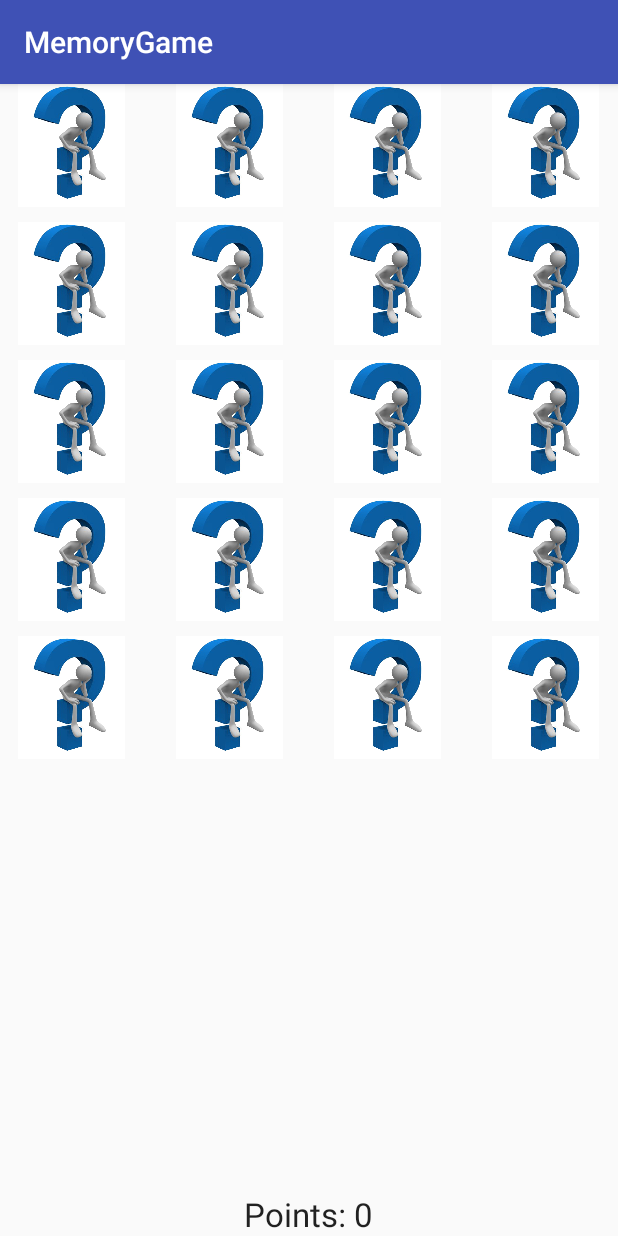
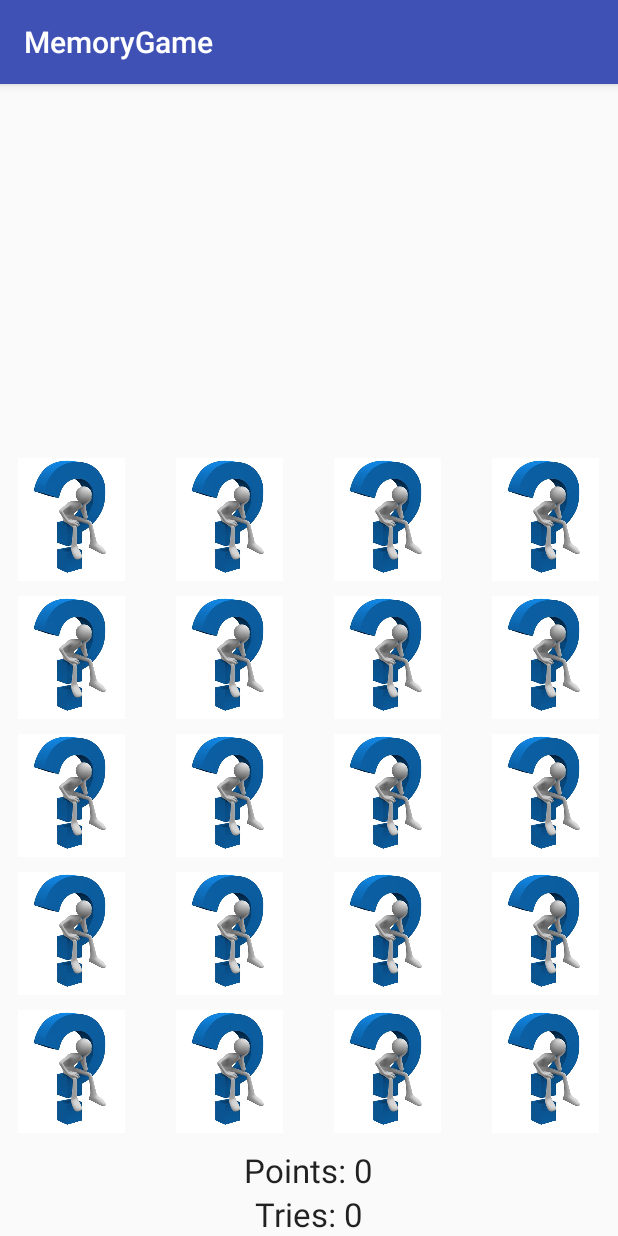
Before and after one commit to SJSU-CS175-Fall2016/memory-game-pontusarfwedson, an Android app: the PlayActivity screen opened directly, with no data from a screen before it, on a phone screen of 412 x 824 dp. Run offline under Robolectric (Android 15) with nearby library versions, the phone set to English and light mode, and no system bars.

Commit message:
Added tries and points + finetuning

```diff
--- a/app/src/main/java/com/example/pontusarfwedson/memorygame/PlayActivity.java
+++ b/app/src/main/java/com/example/pontusarfwedson/memorygame/PlayActivity.java
@@ -21,12 +21,14 @@ import android.widget.TextView;
 
 import java.util.ArrayList;
 import java.util.Arrays;
+import java.util.Timer;
+import java.util.TimerTask;
 
 public class PlayActivity extends AppCompatActivity {
 
     private GridView cardsLayout;
     private ImageAdapter imgAd;
-    private TextView pointsTxt;
+    private TextView pointsTxt, tryTxt;
     private Resources res;
     private boolean clickedOne = false;
     private boolean allowedToClick = true;
@@ -34,7 +36,7 @@ public class PlayActivity extends AppCompatActivity {
     public int pictureVisibility[];
     private int lastPicId;
     private int lastPicPos;
-    private int points = 0;
+    private int points = 0, tries = 0;
     private int currPos;
     Context mContext;
 
@@ -42,6 +44,7 @@ public class PlayActivity extends AppCompatActivity {
     private final String SHARED_PREF_ID_TAG = "id";
     private final String SHARED_PREF_VIS_TAG = "vis";
     private final String SHARED_PREF_POINTS_TAG = "pts";
+    private final String SHARED_PREF_TRIES_TAG = "tries";
 
     private Integer[] mThumbIds = {
             R.drawable.aladdin,
@@ -61,11 +64,9 @@ public class PlayActivity extends AppCompatActivity {
     protected void onCreate(Bundle savedInstanceState) {
         super.onCreate(savedInstanceState);
         setContentView(R.layout.activity_play);
-
+        initializeRes();
         Log.d("PlayActivity:", "onCreate!");
 
-        pictureVisibility = new int[20];
-        pictureIds = new ArrayList<Integer>();
 
 
             SharedPreferences sharedPref = this.getPreferences(Context.MODE_PRIVATE);
@@ -85,6 +86,7 @@ public class PlayActivity extends AppCompatActivity {
                     pictureVisibility[i] = sharedPref.getInt(SHARED_PREF_VIS_TAG + i, 1);
                 }
                 points = sharedPref.getInt(SHARED_PREF_POINTS_TAG, 0);
+                tries = sharedPref.getInt(SHARED_PREF_TRIES_TAG, 0);
             }
 
 
@@ -149,6 +151,7 @@ public class PlayActivity extends AppCompatActivity {
         outState.putIntegerArrayList(SHARED_PREF_ID_TAG, pictureIds);
         outState.putIntArray(SHARED_PREF_VIS_TAG, pictureVisibility);
         outState.putInt(SHARED_PREF_POINTS_TAG, points);
+        outState.putInt(SHARED_PREF_TRIES_TAG, tries);
     }
 
     @Override
@@ -158,6 +161,7 @@ public class PlayActivity extends AppCompatActivity {
         pictureIds = savedInstanceState.getIntegerArrayList(SHARED_PREF_ID_TAG);
         pictureVisibility = savedInstanceState.getIntArray(SHARED_PREF_VIS_TAG);
         points = savedInstanceState.getInt(SHARED_PREF_POINTS_TAG);
+        tries = savedInstanceState.getInt(SHARED_PREF_TRIES_TAG);
         initializeAll();
     }
 
@@ -167,6 +171,9 @@ public class PlayActivity extends AppCompatActivity {
      ***************************************************************************/
 
 
+    /**
+     * Method to save the current data into shared preferences.
+     */
     private void saveCurrentData()
     {
         Log.d("PlayActivity", "SAVING STATE to shared pref");
@@ -179,9 +186,13 @@ public class PlayActivity extends AppCompatActivity {
 
         }
         editor.putInt(SHARED_PREF_POINTS_TAG, points);
+        editor.putInt(SHARED_PREF_TRIES_TAG, tries);
         editor.commit();
     }
 
+    /**
+     * Method to clear the shared preferences of all its data.
+     */
     private void clearSharedPref()
     {
         Log.d("PlayActivity: ", "CLEARING shared pref!");
@@ -192,30 +203,49 @@ public class PlayActivity extends AppCompatActivity {
     }
 
 
+    /**
+     * Method invoked when initializing new game. Will reset and re-randomize all images.
+     */
     private void newGameInit()
     {
         clearSharedPref();
         pictureIds = randomizePictures();
         Arrays.fill(pictureVisibility, 1);
         points = 0;
+        tries = 0;
     }
-    private void initializeAll()
+
+
+
+    /**
+     * Initializing the used resources.
+     */
+    private void initializeRes()
     {
         cardsLayout = (GridView) findViewById(R.id.gridCardsLayout);
         pointsTxt = (TextView) findViewById(R.id.txtPoints);
+        tryTxt = (TextView) findViewById(R.id.txtTry);
         res = getResources();
+        pictureVisibility = new int[20];
+        pictureIds = new ArrayList<Integer>();
+    }
+
+    /**
+     * Initializing everything but the resources. Currently uses handler for a delayed post, not desirable.
+     */
+    private void initializeAll()
+    {
         pointsTxt.setText(res.getString(R.string.points_str, points));
+        tryTxt.setText(res.getString(R.string.try_str, tries));
         mContext = this;
 
         imgAd = new ImageAdapter(this, pictureIds);
         cardsLayout.setAdapter(imgAd);
         cardsLayout.setClickable(true);
-
-
         setCardClickListener();
 
         //Using handler to invoke small delay before setting images to invisible. Otherwise imageViews have not enough
-        //time to initialize.
+        //time to initialize. Bad implementation but not sure how to fix this without too much of a workaround.
         final Handler handler = new Handler();
         handler.postDelayed(new Runnable() {
             @Override
@@ -226,7 +256,9 @@ public class PlayActivity extends AppCompatActivity {
     }
 
 
-
+    /**
+     * Setting the tiles to invisible if already chosen. Controlled by the instance variable pictureInvisibility.
+     */
     private void setDoneToInvisible()
     {
         Log.d("PlayActivity:", "setDoneToInvisible");
@@ -243,6 +275,10 @@ public class PlayActivity extends AppCompatActivity {
     }
 
 
+    /**
+     * Method that randomizes the pictures with two of every one defined in mThumdIds.
+     * @return ArrayList containing all the new randomized pictures to be used when setting up views.
+     */
     private ArrayList<Integer> randomizePictures() {
         ArrayList<Integer> allImagesTwice = new ArrayList<Integer>();
         for (int i = 0; i < 2; i++) {
@@ -269,6 +305,10 @@ public class PlayActivity extends AppCompatActivity {
     /***********************************************************************************
     ********************* Method handling clicking on tiles
      ***********************************************************************************/
+
+    /**
+     * Setting the onItemClickListener for the tiles and defining the onClick implementation.
+     */
     private void setCardClickListener()
     {
 
@@ -289,6 +329,7 @@ public class PlayActivity extends AppCompatActivity {
                         lastPicPos = position;
                         clickedOne = true;
                     } else {
+                        tryTxt.setText(res.getString(R.string.try_str, ++tries));
                         clickedOne = false;
                         if (lastPicId == imgAd.randPicIds.get(position) && position != lastPicPos) {
                             clickedOne = false;
@@ -317,11 +358,9 @@ public class PlayActivity extends AppCompatActivity {
     }
 
 
-
-
-    /********************************************************************************************************************
-     *********** Methods to set 2 tiles to Qmark/invisible after 1 second (and making grid unclickable)
-     *********************************************************************************************************************/
+    /**
+     * Method to set two clicked tiles back to questionmark.
+     */
 
     private void setToQmarkDelayed()
     {
@@ -331,6 +370,9 @@ public class PlayActivity extends AppCompatActivity {
         imgAd.getImageView(currPos).postDelayed(setClickable, 1000);
     }
 
+    /**
+     * Method to set two clicked tiles to invisible.
+     */
     private void setToInvisibleDelayed()
     {
         imgAd.getImageView(lastPicPos).postDelayed(setInviLast, 1000);
@@ -345,10 +387,15 @@ public class PlayActivity extends AppCompatActivity {
     /***********************************************************************************
     ***************************** ALERT DIALOGS
      ***********************************************************************************/
+
+    /**
+     * Method to create, define and show the alert dialog used when finishing the game.
+     */
     private void handleWin()
     {
         AlertDialog.Builder builder = new AlertDialog.Builder(this);
-        builder.setMessage(R.string.dialog_congrats_str);
+       // builder.setMessage(R.string.dialog_congrats_str);
+        builder.setMessage(res.getString(R.string.dialog_congrats_str, (int)(1000./tries))); //If makes it in 10 tries, score is 100. The more tries, the lower score.
         builder.setPositiveButton(R.string.dialog_ok_str, new DialogInterface.OnClickListener() {
             public void onClick(DialogInterface dialog, int id) {
                 newGameInit();
@@ -367,6 +414,9 @@ public class PlayActivity extends AppCompatActivity {
 
     }
 
+    /**
+     * Method used to create, define and show the alert dialog used when starting new game with saved data.
+     */
     private void handleSavedGame()
     {
 
@@ -428,6 +478,9 @@ public class PlayActivity extends AppCompatActivity {
         }
     };
 
+    /**
+     * Runnable to set current clicked tile to invisible
+     */
     Runnable setInviCurr = new Runnable() {
         @Override
         public void run() {
@@ -435,6 +488,9 @@ public class PlayActivity extends AppCompatActivity {
         }
     };
 
+    /**
+     * Runnable to set last clicked tile to invisible.
+     */
     Runnable setInviLast = new Runnable() {
         @Override
         public void run() {
@@ -448,8 +504,6 @@ public class PlayActivity extends AppCompatActivity {
             setDoneToInvisible();
         }
     };
-
-
 
 
 
@@ -488,7 +542,6 @@ public class PlayActivity extends AppCompatActivity {
             mContext = c;
             randPicIds = picIds;
         }
-
         public int getCount() {
             return mThumbIds.length * 2;
         }
--- a/app/src/main/res/layout/activity_play.xml
+++ b/app/src/main/res/layout/activity_play.xml
@@ -6,21 +6,32 @@
     <GridView
         android:id="@+id/gridCardsLayout"
         android:layout_width="match_parent"
-        android:layout_height="match_parent"
+        android:layout_height="wrap_content"
         android:columnWidth="90dp"
         android:numColumns="4"
         android:verticalSpacing="10dp"
         android:horizontalSpacing="10dp"
         android:stretchMode="columnWidth"
         android:gravity="center"
+        android:layout_above="@+id/txtPoints"
+        android:layout_marginBottom="10dp"
         />
 
     <TextView
         android:layout_width="wrap_content"
         android:layout_height="wrap_content"
         android:textAppearance="?android:attr/textAppearanceLarge"
-        android:text=""
+        android:text="Points: "
         android:id="@+id/txtPoints"
+        android:layout_above="@+id/txtTry"
+        android:layout_centerHorizontal="true" />
+
+    <TextView
+        android:layout_width="wrap_content"
+        android:layout_height="wrap_content"
+        android:textAppearance="?android:attr/textAppearanceLarge"
+        android:text="Tries: "
+        android:id="@+id/txtTry"
         android:layout_alignParentBottom="true"
         android:layout_centerHorizontal="true" />
 
--- a/app/src/main/res/values/strings.xml
+++ b/app/src/main/res/values/strings.xml
@@ -3,8 +3,9 @@
     <string name="play_btn">PLAY</string>
     <string name="rules_btn">RULES</string>
     <string name="points_str">Points: %1$d</string>
+    <string name="try_str">Tries: %1$d</string>
 
-    <string name="dialog_congrats_str">Congratulations, you won! Play again?</string>
+    <string name="dialog_congrats_str">You finished! Score was %1$d. Play again?</string>
     <string name="dialog_saved_game_str">Old game saved, continue?</string>
     <string name="dialog_ok_str">OK</string>
     <string name="dialog_no_str">NO</string>
@@ -17,5 +18,6 @@
     <string name="rules_three">3. If the two tiles have matching images, they disappear (Use a check or something to indicate its already matched). The user gets a point.</string>
     <string name="rules_four">4. If the two tiles do NOT have matching images, they flip over to being tiles again (flip animation not required).</string>
     <string name="rules_five">5. Hitting the back soft key while playing will take the user back to the first screen (happens automatically). Trying to play should restore the playing activity to the previous state (may need some state handling). That is, if I hit back after matching say 10 tiles, and return to playing, it should show me the remaining 10 cards to match.</string>
+    <string name="bonus_rule">6. BONUS RULE! The scoring is made so that if you finish the game in 10 tries you get 100 points. If not, you will get less and less score for more tries.</string>
 
 </resources>
```
Also changed, not shown: app/src/main/res/layout/activity_rules.xml (+8 -0 lines).
